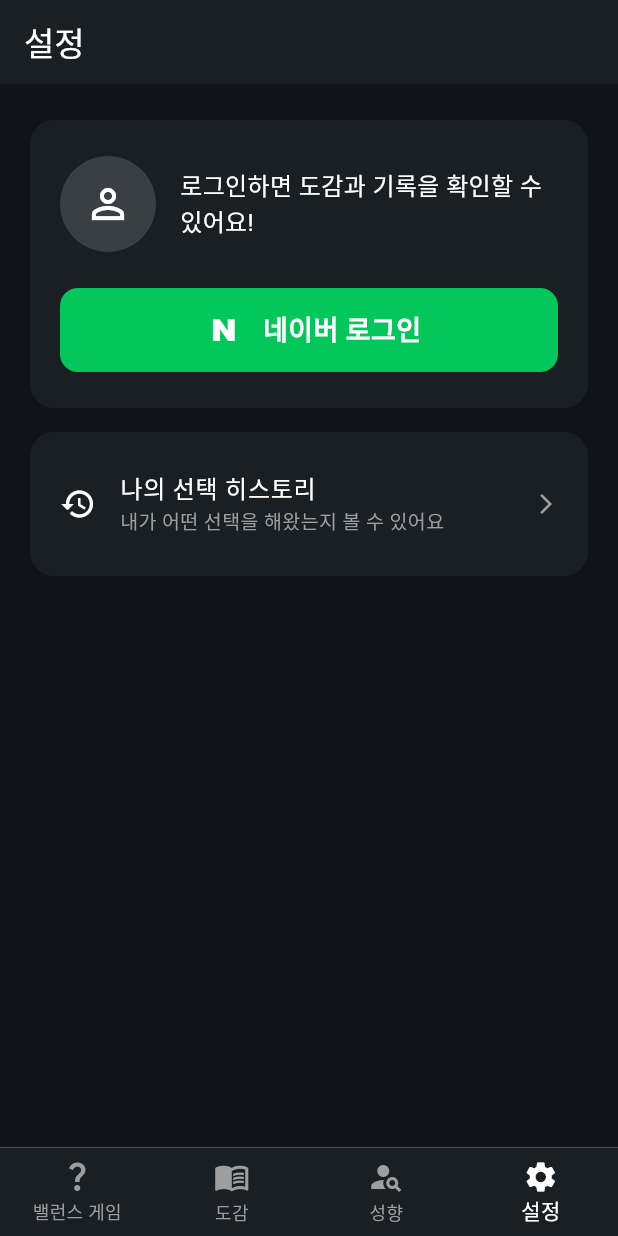
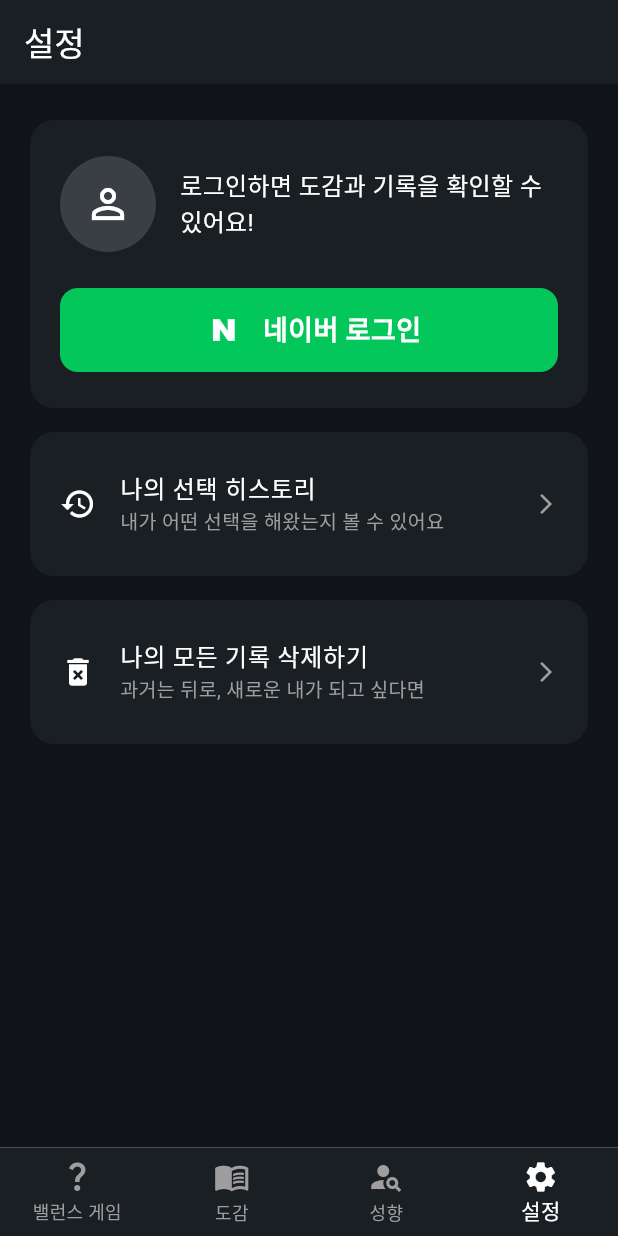
Before and after one commit to niw5924/balance-game, a Flutter app: the screen it shows after launch, item 4 of the bottom bar chosen, on a phone screen of 412 x 824 dp. Run offline on Flutter 3.47's test engine with Material 3 defaults, Android fonts, the phone set to English and light mode, and no system bars; our stand-ins replace another_flushbar, flutter_bloc, flutter_card_swiper, flutter_dotenv, flutter_secure_storage, freezed_annotation and 4 more; missing offline and left inert: flutter_animated_button, flutter_naver_login.

Commit message:
feat: [settings] 기록 삭제 UI 및 다이얼로그 표시

```diff
--- a/lib/settings/settings_page.dart
+++ b/lib/settings/settings_page.dart
@@ -149,6 +149,48 @@ class SettingsPage extends StatelessWidget {
                 },
               ),
             ),
+            const SizedBox(height: 16),
+            Material(
+              color: const Color(0xFF1A1F24),
+              borderRadius: BorderRadius.circular(16),
+              child: ListTile(
+                shape: RoundedRectangleBorder(
+                  borderRadius: BorderRadius.circular(16),
+                ),
+                contentPadding:
+                    const EdgeInsets.symmetric(horizontal: 20, vertical: 12),
+                leading: const Icon(Icons.delete_forever, color: Colors.white),
+                title: const Text(
+                  '나의 모든 기록 삭제하기',
+                  style: TextStyle(
+                    fontSize: 16,
+                    color: Colors.white,
+                  ),
+                ),
+                subtitle: const Text(
+                  '과거는 뒤로, 새로운 내가 되고 싶다면',
+                  style: TextStyle(
+                    fontSize: 13,
+                    color: Colors.grey,
+                  ),
+                ),
+                trailing: const Icon(Icons.arrow_forward_ios,
+                    color: Colors.grey, size: 16),
+                onTap: () async {
+                  final shouldDelete = await showCustomDialog(
+                    context: context,
+                    title: '기록 삭제',
+                    content: '내가 저장한 선택과 성향들이 모두 지워져요.\n정말 삭제할까요?',
+                    cancelText: '취소',
+                    confirmText: '삭제',
+                  );
+
+                  if (shouldDelete == true) {
+                    debugPrint('삭제 진행 예정 (아직 구현 안 됨)');
+                  }
+                },
+              ),
+            ),
           ],
         ),
       ),
```
